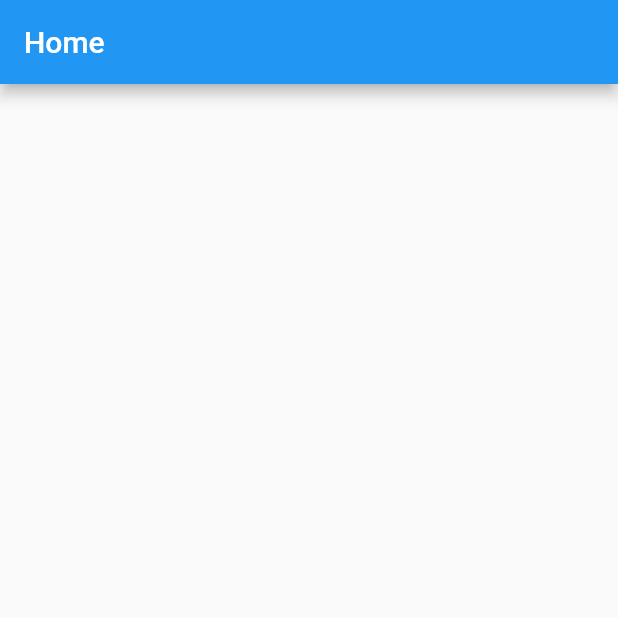
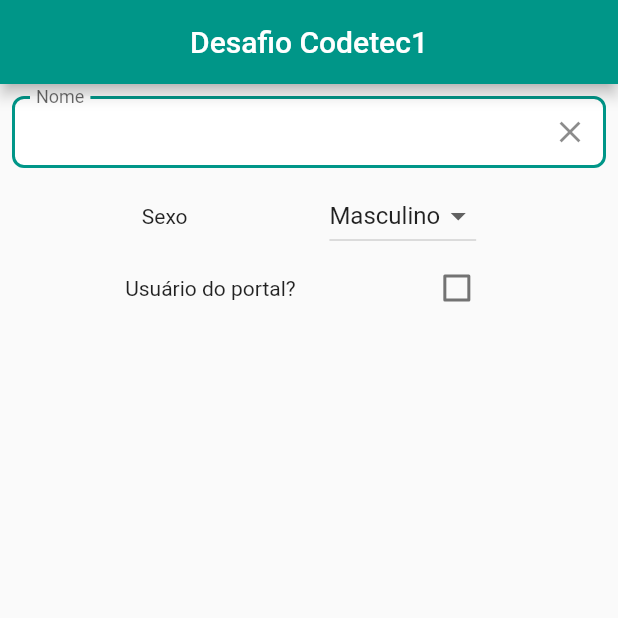
Before and after one commit to rodarterodrigo/desafiocodetec1, a Flutter app: the screen it shows after launch, on a phone screen of 412 x 824 dp, the top half of it. Run offline on Flutter 3.47's test engine with Material 2 defaults, Android fonts, the phone set to English and light mode, and no system bars; our stand-ins replace flutter_modular.

Commit message:
Componentização de textfield e criação do homeBloc

```diff
--- a/desafio_codetec1/lib/app/app_module.dart
+++ b/desafio_codetec1/lib/app/app_module.dart
@@ -3,8 +3,6 @@ import 'package:flutter_modular/flutter_modular.dart';
 import 'package:flutter/material.dart';
 import 'package:desafio_codetec1/app/app_widget.dart';
 import 'package:desafio_codetec1/app/modules/home/home_module.dart';
-
-import 'app_bloc.dart';
 
 class AppModule extends MainModule {
   @override
--- a/desafio_codetec1/lib/app/app_widget.dart
+++ b/desafio_codetec1/lib/app/app_widget.dart
@@ -5,12 +5,18 @@ class AppWidget extends StatelessWidget {
   @override
   Widget build(BuildContext context) {
     return MaterialApp(
+      debugShowCheckedModeBanner: false,
       navigatorKey: Modular.navigatorKey,
-      title: 'Flutter Slidy',
+      title: 'Desafio CodeTec1',
       theme: ThemeData(
-        primarySwatch: Colors.blue,
+        brightness: Brightness.light,
+        primaryColor: Colors.teal,
+        accentColor: Colors.teal[200],
+        visualDensity: VisualDensity.adaptivePlatformDensity,
+        errorColor: Color.fromRGBO(255, 77, 106, 1),
       ),
-      initialRoute: '/',
+      themeMode: ThemeMode.light,
+      initialRoute: Modular.initialRoute,
       onGenerateRoute: Modular.generateRoute,
     );
   }
--- a/desafio_codetec1/lib/app/modules/home/home_bloc.dart
+++ b/desafio_codetec1/lib/app/modules/home/home_bloc.dart
@@ -1,7 +1,35 @@
+import 'dart:async';
+
 import 'package:flutter_modular/flutter_modular.dart';
 
 class HomeBloc extends Disposable {
+
+  String _selectedGender = "Masculino";
+  get selectedGender => _selectedGender;
+  set selectedGender(value) => _selectedGender = value;
+
+  bool _portalUser = false;
+  get portalUser => _portalUser;
+  set portalUser(value) => _portalUser = value;
+
+  final StreamController _streamController = StreamController.broadcast();
+
+  Sink get input => _streamController.sink;
+  Stream get output => _streamController.stream;
+
+  void inputSex(String sex){
+    selectedGender = sex;
+    input.add(selectedGender);
+  }
+
+  void inputPortalUser(bool value){
+    portalUser = value;
+    input.add(portalUser);
+  }
+
   //dispose will be called automatically by closing its streams
   @override
-  void dispose() {}
+  void dispose() {
+    _streamController.close();
+  }
 }
--- a/desafio_codetec1/lib/app/modules/home/home_module.dart
+++ b/desafio_codetec1/lib/app/modules/home/home_module.dart
@@ -1,12 +1,13 @@
 import 'home_bloc.dart';
 import 'package:flutter_modular/flutter_modular.dart';
 
+import 'home_bloc.dart';
 import 'home_page.dart';
 
 class HomeModule extends ChildModule {
   @override
   List<Bind> get binds => [
-        Bind((i) => HomeModule()),
+        Bind((i) => HomeBloc()),
       ];
 
   @override
--- a/desafio_codetec1/lib/app/modules/home/home_page.dart
+++ b/desafio_codetec1/lib/app/modules/home/home_page.dart
@@ -1,22 +1,59 @@
+import 'package:desafio_codetec1/app/modules/home/widgets/custom_textfield.dart';
 import 'package:flutter/material.dart';
+import 'package:flutter_modular/flutter_modular.dart';
+import 'home_bloc.dart';
 
-class HomePage extends StatefulWidget {
-  final String title;
-  const HomePage({Key key, this.title = "Home"}) : super(key: key);
-
-  @override
-  _HomePageState createState() => _HomePageState();
-}
-
-class _HomePageState extends State<HomePage> {
+class HomePage extends StatelessWidget {
+  final homeBloc = Modular.get<HomeBloc>();
   @override
   Widget build(BuildContext context) {
-    return Scaffold(
-      appBar: AppBar(
-        title: Text(widget.title),
-      ),
-      body: Column(
-        children: <Widget>[],
+    return StreamBuilder(
+      stream: homeBloc.output,
+      builder: (context, snapshot) => Scaffold(
+        appBar: AppBar(
+          title: Center(child: Text("Desafio Codetec1")),
+        ),
+        body: SafeArea(
+          child: SingleChildScrollView(
+            child: Column(
+              children: [
+                Padding(
+                  padding: EdgeInsets.all(8),
+                  child: CustomTextField(
+                    borderColor: Theme.of(context).primaryColor,
+                    keyboardType: TextInputType.text,
+                    labelText: "Nome",
+                  ),
+                ),
+                Row(
+                  crossAxisAlignment: CrossAxisAlignment.center,
+                  mainAxisAlignment: MainAxisAlignment.spaceEvenly,
+                  children: [
+                    Text("Sexo"),
+                    DropdownButton<String>(
+                      value: homeBloc.selectedGender,
+                      items: <String>['Masculino', 'Feminino',].map((String value) => DropdownMenuItem<String>(
+                        value: value,
+                        child: new Text(value),
+                      )).toList(),
+                      onChanged: (value) => homeBloc.inputSex(value),
+                    ),
+                  ],
+                ),
+                Row(
+                  crossAxisAlignment: CrossAxisAlignment.center,
+                  mainAxisAlignment: MainAxisAlignment.spaceEvenly,
+                  children: [
+                    Text("Usuário do portal?"),
+                    Checkbox(value: homeBloc.portalUser,
+                        activeColor: Theme.of(context).primaryColor,
+                        onChanged:(value) => homeBloc.inputPortalUser(value)),
+                  ],
+                )
+              ],
+            ),
+          ),
+        ),
       ),
     );
   }
--- /dev/null
+++ b/desafio_codetec1/lib/app/modules/home/widgets/custom_textfield.dart
@@ -0,0 +1,91 @@
+import 'package:flutter/material.dart';
+
+class CustomTextField extends StatelessWidget {
+  CustomTextField({
+    this.onChanged,
+    this.labelText,
+    this.hint,
+    this.maxLength,
+    this.maxLines,
+    this.errorText,
+    this.isEnabled = true,
+    this.prefixIcon,
+    this.borderColor,
+    this.keyboardType,
+    this.controller,
+    this.helperText,
+    this.clearTap,
+    this.isPassword = false,
+    this.isAutoFocus = false});
+
+  final String labelText;
+  final GestureTapCallback clearTap;
+  final String hint;
+  final int maxLines;
+  final int maxLength;
+  final bool isEnabled;
+  final String errorText;
+  final Icon prefixIcon;
+  final TextInputType keyboardType;
+  final TextEditingController controller;
+  final String helperText;
+  final bool isPassword;
+  final bool isAutoFocus;
+  final Color borderColor;
+  final ValueChanged<String> onChanged;
+
+  @override
+  Widget build(BuildContext context) {
+    return Container(
+        child: Stack(alignment: Alignment.centerRight, children: <Widget>[
+          TextField(
+              onChanged: onChanged,
+              autofocus: isAutoFocus,
+              obscureText: isPassword,
+              controller: controller,
+              autocorrect: true,
+              maxLength: maxLength,
+              textAlign: TextAlign.left,
+              keyboardType: keyboardType,
+              style:
+              TextStyle(color: Theme.of(context).primaryColor, fontWeight: FontWeight.w400),
+              textInputAction: TextInputAction.done,
+              decoration: InputDecoration(
+                  floatingLabelBehavior: FloatingLabelBehavior.always,
+                  suffixIcon: GestureDetector(child: Icon(Icons.clear), onTap: clearTap,),
+                  labelText: labelText,
+                  helperText: helperText,
+                  hintText: hint,
+                  hintStyle: TextStyle(
+                      fontWeight: FontWeight.w400,
+                      color: Colors.teal,
+                      fontSize: 16),
+                  border: OutlineInputBorder(
+                    borderSide: BorderSide(
+                        width: 2, color: borderColor),
+                    borderRadius: BorderRadius.all(Radius.circular(8)),
+                  ),
+                  filled: true,
+                  fillColor: Colors.white,
+                  contentPadding:
+                  EdgeInsets.only(left: 16, right: 16, top: 12, bottom: 12),
+                  focusedBorder: OutlineInputBorder(
+                      borderSide: BorderSide(
+                        width: 2, color: Theme.of(context).primaryColor,),
+                      borderRadius: BorderRadius.all(Radius.circular(8))),
+                  enabledBorder: OutlineInputBorder(
+                      borderSide: BorderSide(
+                          width: 2, color: Theme.of(context).primaryColor),
+                      borderRadius: BorderRadius.all(Radius.circular(8))),
+                  errorBorder: OutlineInputBorder(
+                      borderSide: BorderSide(
+                          width: 2, color: Theme.of(context).errorColor),
+                      borderRadius: BorderRadius.all(Radius.circular(8))),
+                  errorText: errorText,
+                  enabled: isEnabled,
+                  prefixIcon: prefixIcon == null ? null : prefixIcon)),
+        ]
+        )
+    );
+  }
+}
--- a/desafio_codetec1/pubspec.yaml
+++ b/desafio_codetec1/pubspec.yaml
@@ -24,6 +24,7 @@ dependencies:
   dio: ^3.0.10
   rxdart: ^0.25.0
   flutter_modular: ^2.0.1
+  dartz: ^0.9.2
   flutter:
     sdk: flutter
 
```
Also changed, not shown: desafio_codetec1/lib/app/app_bloc.dart (line endings or trailing spaces), desafio_codetec1/pubspec.lock, 1 other file.
